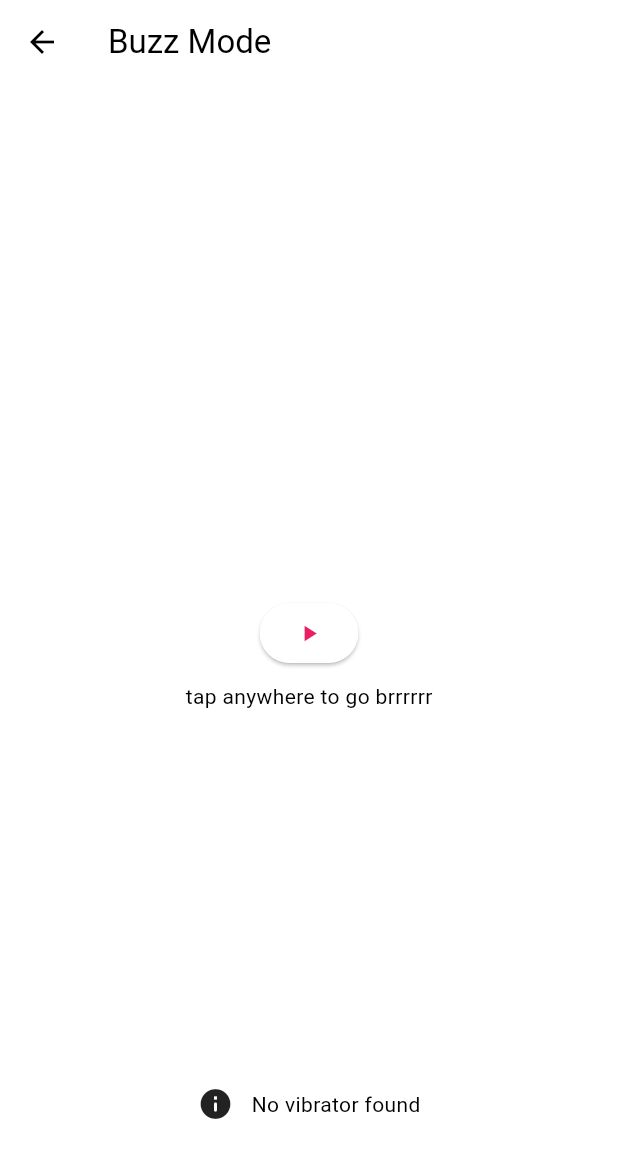
After one commit to HannesGitH/vibration-test, a Flutter app: the BuzzModePage screen opened directly, after a tap on the "play arrow" icon, on a phone screen of 412 x 824 dp. The commit adds this screen. Shown: the top 1158 px of the screen. Run offline on Flutter 3.47's test engine with Material 2 defaults, Android fonts, the phone set to English and light mode, and no system bars; drawn by our look-alikes of dynamic_color; our stand-ins replace fl_chart, flutter_riverpod, fluttertoast, package_info_plus, riverpod, vibration; missing offline and left inert: localstore.

Commit message:
added buzzmode page (not tested)

```diff
--- a/lib/l10n/intl_en.arb
+++ b/lib/l10n/intl_en.arb
@@ -15,5 +15,8 @@
   "saveCurrentPatternNameField": "name",
   "ok": "OK",
   "patternSavedSuccess": "pattern Saved",
-  "patternSavedFailure": "Pattern could not be saved"
+  "patternSavedFailure": "Pattern could not be saved",
+  "buzzMode": "Buzz Mode",
+  "buzzmodeInstruction": "tap anywhere to go brrrrrr",
+  "buzzmodeStopInstruction": "release to stop"
 }
--- /dev/null
+++ b/lib/pages/buzzmode.dart
@@ -0,0 +1,58 @@
+import 'package:flutter/material.dart';
+import 'package:flutter_riverpod/flutter_riverpod.dart';
+
+import '../generated/l10n.dart';
+import '../models/vibration/vibration.dart';
+
+class BuzzModePage extends ConsumerWidget {
+  const BuzzModePage({Key? key}) : super(key: key);
+  @override
+  Widget build(BuildContext context, WidgetRef ref) {
+    VibrationPattern pattern = ref.watch(activeVibrationPatternProvider);
+
+    return Scaffold(
+      appBar: AppBar(
+        title: Text(S.of(context).buzzMode),
+      ),
+      body: InkWell(
+        onTapDown: (details) {
+          ref
+              .read(activeVibrationPatternProvider.notifier)
+              .startVib(context: context);
+        },
+        onTapUp: (details) {
+          ref.read(activeVibrationPatternProvider.notifier).stopVib();
+        },
+        child: Center(
+          child: Column(
+            mainAxisAlignment: MainAxisAlignment.center,
+            children: [
+              ElevatedButton(
+                onPressed: () {
+                  !pattern.isCurrentlyVibrating
+                      ? ref
+                          .read(activeVibrationPatternProvider.notifier)
+                          .startVib(context: context)
+                      : ref
+                          .read(activeVibrationPatternProvider.notifier)
+                          .stopVib();
+                },
+                child: Icon(pattern.isCurrentlyVibrating
+                    ? Icons.stop
+                    : Icons.play_arrow),
+              ),
+              Padding(
+                padding: const EdgeInsets.all(8.0),
+                child: Text(
+                  pattern.isCurrentlyVibrating
+                      ? S.of(context).buzzmodeStopInstruction
+                      : S.of(context).buzzmodeInstruction,
+                ),
+              )
+            ],
+          ),
+        ),
+      ),
+    );
+  }
+}
```
Also changed, not shown: lib/widgets/vibration/startVibrationFAB.dart (+13 -2 lines), lib/generated/intl/messages_en.dart, lib/generated/l10n.dart, 3 other files.
